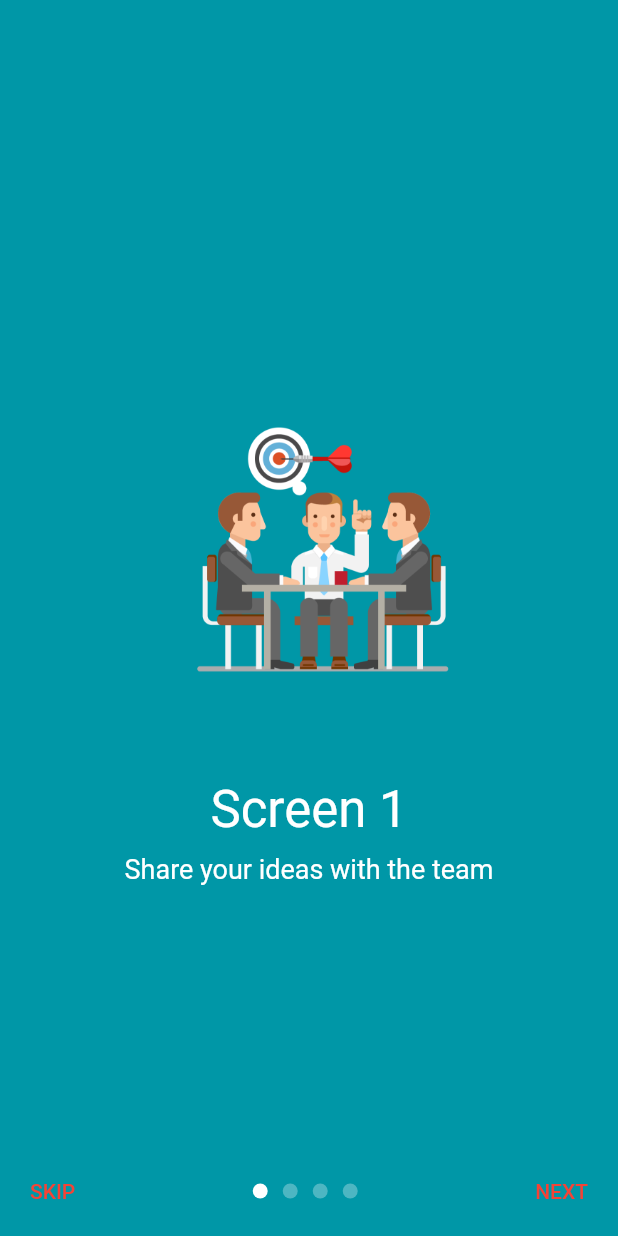
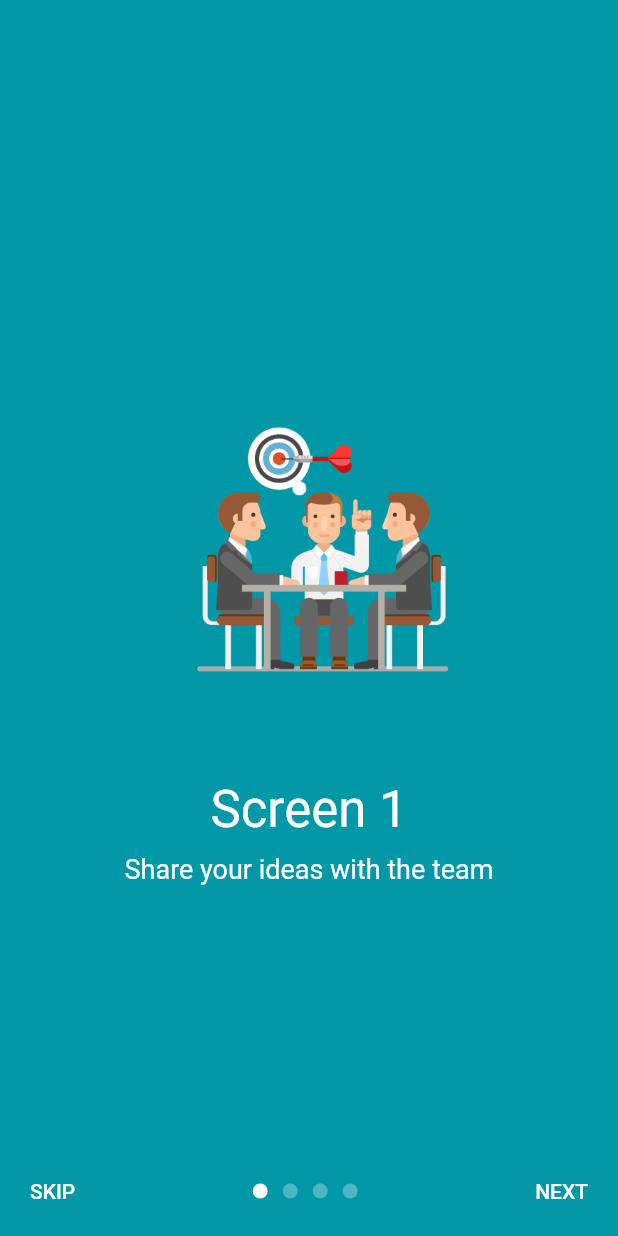
Before and after one commit to kumar-aakash86/flutter_overboard, a Flutter app: the screen it shows after launch, on a phone screen of 412 x 824 dp. Run offline on Flutter 3.47's test engine with Material 2 defaults, Android fonts, the phone set to English and light mode, and no system bars.

Commit message:
Text button color support

```diff
--- a/example/lib/main.dart
+++ b/example/lib/main.dart
@@ -42,7 +42,6 @@ class _MyHomePageState extends State<MyHomePage> with TickerProviderStateMixin {
       body: OverBoard(
         pages: pages,
         showBullets: true,
-        buttonColor: Colors.red,
         skipCallback: () {
           ScaffoldMessenger.of(context).showSnackBar(SnackBar(
             content: Text("Skip clicked"),
```
